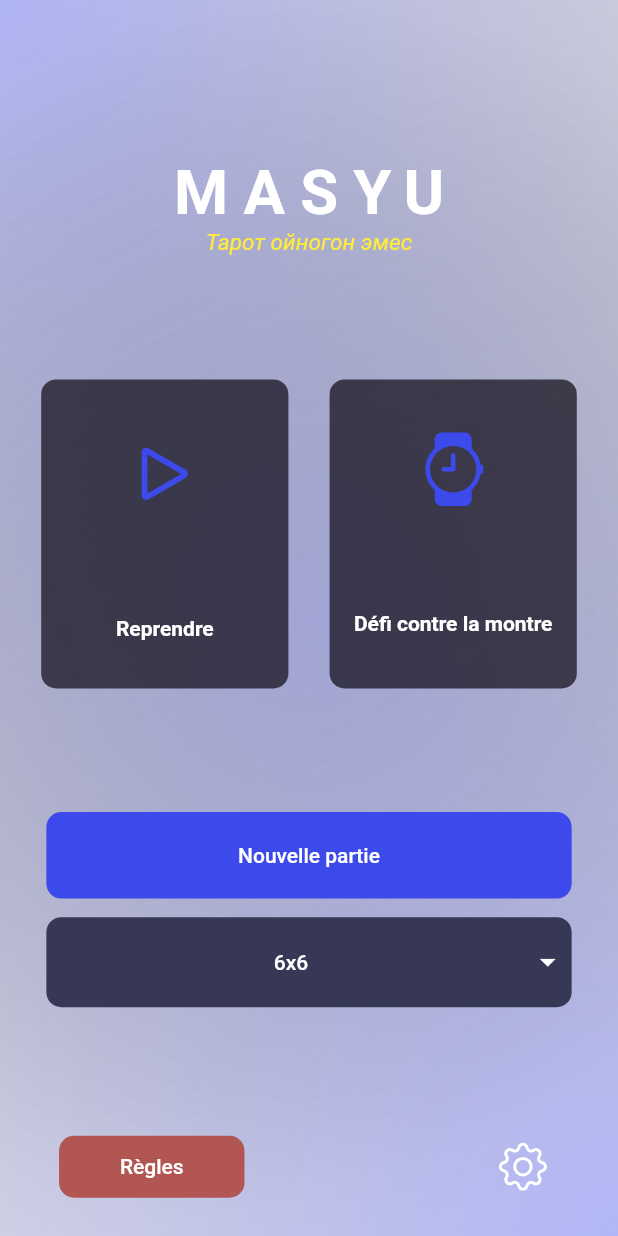
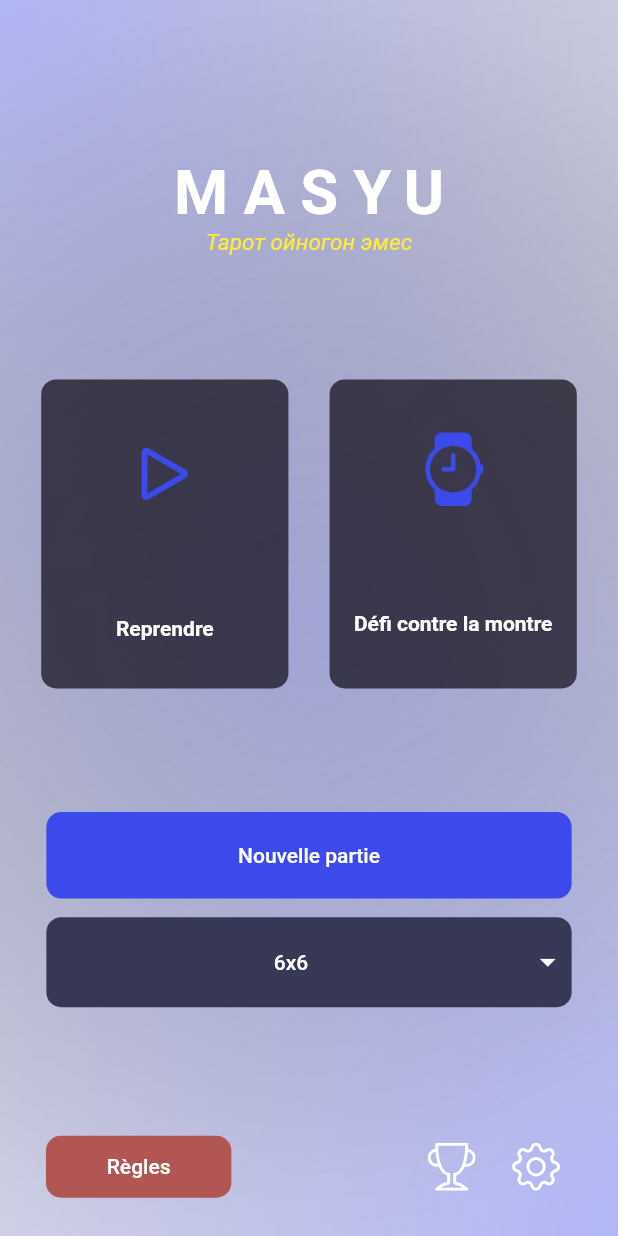
Before and after one commit to UnboringCompany/MasyuApp, a Flutter app: the screen it shows after launch, on a phone screen of 412 x 824 dp. Run offline on Flutter 3.47's test engine with Material 2 defaults, Android fonts, the phone set to English and light mode, and no system bars; our stand-ins replace bootstrap_icons, cloud_firestore, confetti, firebase_core, get, video_player; missing offline and left inert: flutter_volume_controller; accounts and stored records are empty.

```diff
--- a/lib/main.dart
+++ b/lib/main.dart
@@ -1,5 +1,6 @@
 import 'package:flutter/material.dart';
 import 'package:masyu_app/LocalString.dart';
+import 'package:masyu_app/classement.dart';
 import 'package:masyu_app/objects/grille.dart';
 import 'package:masyu_app/objects/cell.dart';
 import 'package:masyu_app/objects/trait.dart';
@@ -45,7 +46,8 @@ class MyApp extends StatelessWidget {
         '/solution': (context) => SolutionPage(),
         '/video': (context) => Video(),
         '/settings': (context) => Settings(),
-        '/rules': (context) => Rule()
+        '/rules': (context) => Rule(),
+        '/classement' : (context) => ClassementPage(),
       },
     );
   }
@@ -81,6 +83,11 @@ class _MenuState extends State<MenuPage> {
   void seeSettings() {
     Navigator.of(context).pushNamed('/settings');
   }
+
+  void seeClassement() {
+    Navigator.of(context).pushNamed('/classement');
+  }
+
 
   void seeRules() {
     Navigator.of(context).pushNamed('/rules');
@@ -190,8 +197,18 @@ class _MenuState extends State<MenuPage> {
                       child: Text('rules'.tr),
                     ),
                   ),
-                  SizedBox(width: 0.01 * MediaQuery.of(context).size.width),
-                  IconButton(
+                  SizedBox(width: 0.001 * MediaQuery.of(context).size.width),
+                  Row(children: [
+                    IconButton(
+                    onPressed: seeClassement,
+                    icon: Icon(
+                      BootstrapIcons.trophy,
+                      color: Colors.white,
+                      size: 0.08 * MediaQuery.of(context).size.width,
+                    ),
+                  ),
+                  SizedBox(width: 0.02 * MediaQuery.of(context).size.width),
+                    IconButton(
                     onPressed: seeSettings,
                     icon: Icon(
                       BootstrapIcons.gear,
@@ -199,6 +216,8 @@ class _MenuState extends State<MenuPage> {
                       size: 0.08 * MediaQuery.of(context).size.width,
                     ),
                   ),
+                  ],)
+
                 ],
               ),
             ],
```
Also changed, not shown: lib/classement.dart (added, +31 -0 lines).
